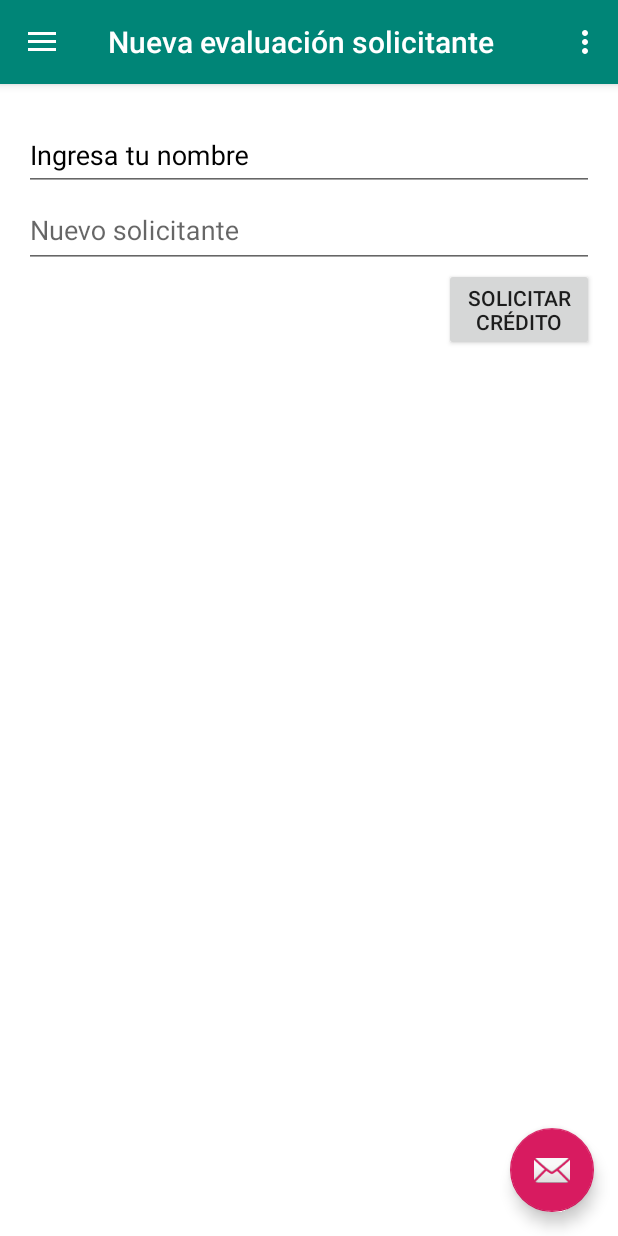
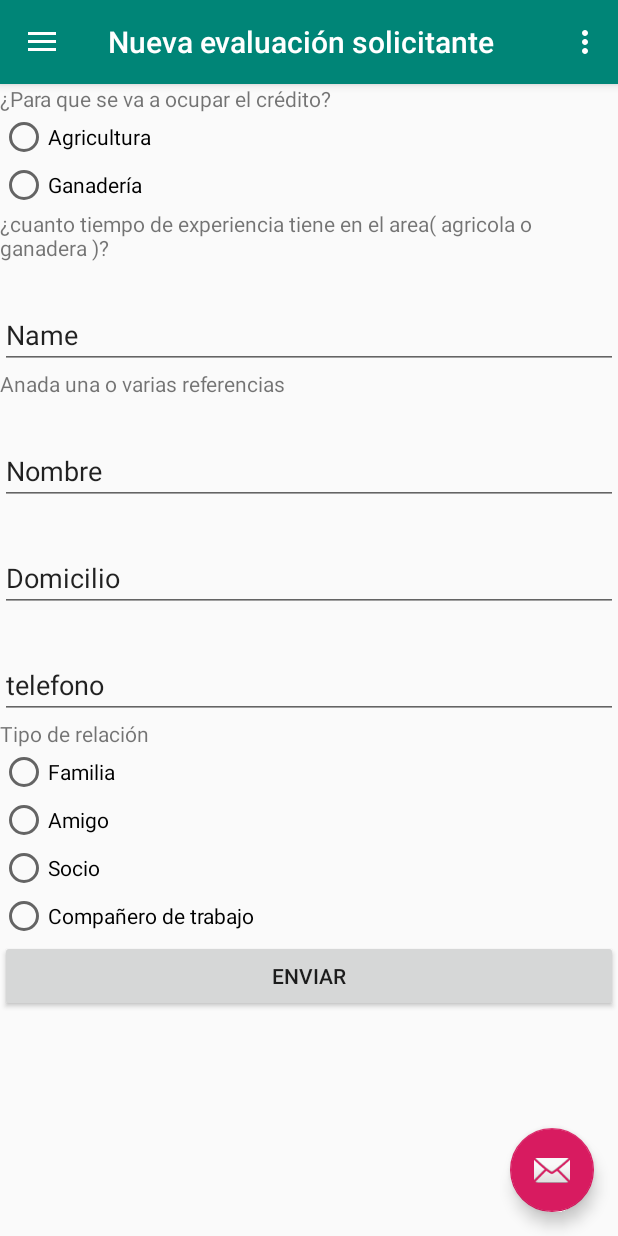
Before and after one commit to pedcru/Hackafestmobile, an Android app: the screen it shows after launch (MainActivity), after a tap on "NUEVA EVALUACIÓN A SOLICITANTE", on a phone screen of 412 x 824 dp. Run offline under Robolectric (Android 15) with nearby library versions, the light colour scheme and no system bars; our stand-ins replace navigation-ui; 3 statements that could not run were skipped.

Commit message:
Solictante form

```diff
--- a/app/src/main/res/layout/fragment_gallery.xml
+++ b/app/src/main/res/layout/fragment_gallery.xml
@@ -1,64 +1,146 @@
 <?xml version="1.0" encoding="utf-8"?>
-<ScrollView xmlns:android="http://schemas.android.com/apk/res/android"
+<LinearLayout xmlns:android="http://schemas.android.com/apk/res/android"
+    android:orientation="vertical" android:layout_width="match_parent"
+    android:layout_height="match_parent">
+
+    <TextView
+        android:id="@+id/textView2"
         android:layout_width="match_parent"
-    android:layout_height="match_parent"
-    android:background="#000"
-    android:fillViewport="true">
+        android:layout_height="wrap_content"
+        android:text="¿Para que se va a ocupar el crédito?" />
 
-    <LinearLayout
+
+    <RadioGroup
+        android:layout_width="wrap_content"
+        android:layout_height="wrap_content"
+        android:checkedButton="@+id/first"
+        android:orientation="vertical">
+        <RadioButton android:id="@+id/radio_pirates"
+            android:layout_width="wrap_content"
+            android:layout_height="wrap_content"
+            android:text="Agricultura"
+            android:onClick="onRadioButtonClicked"/>
+        <RadioButton android:id="@+id/radio_ninjas"
+            android:layout_width="wrap_content"
+            android:layout_height="wrap_content"
+            android:text="Ganadería"
+            android:onClick="onRadioButtonClicked"/>
+    </RadioGroup>
+
+
+    <TextView
+        android:id="@+id/textView3"
         android:layout_width="match_parent"
-        android:layout_height="match_parent"
-        android:background="#FFF"
-        android:orientation="vertical"
-        android:paddingLeft="16dp"
-        android:paddingRight="16dp">
+        android:layout_height="wrap_content"
+        android:text="¿cuanto tiempo de experiencia tiene en el area( agricola o ganadera )?" />
 
     <com.google.android.material.textfield.TextInputLayout
         android:layout_width="match_parent"
         android:layout_height="wrap_content"
         android:layout_marginTop="15dp"
         android:textColorHint="#000">
-
         <EditText
-                android:id="@+id/name"
+            android:id="@+id/editText"
             android:layout_width="match_parent"
             android:layout_height="wrap_content"
-                android:hint="Ingresa tu nombre"
-                android:inputType="text"
-                android:maxLength="50"
-                android:singleLine="true"
-                android:textColor="#000"
-                android:textColorHighlight="#00ff4a"
-                android:textColorHint="#000"
-                android:textSize="18dp"
-                android:typeface="normal" />
+            android:ems="10"
+            android:inputType="textPersonName"
+            android:text="Name" />
+    </com.google.android.material.textfield.TextInputLayout>
+
+
+
+    <TextView
+        android:id="@+id/textView34"
+        android:layout_width="match_parent"
+        android:layout_height="wrap_content"
+        android:text="Anada una o varias referencias" />
+
+    <com.google.android.material.textfield.TextInputLayout
+        android:layout_width="match_parent"
+        android:layout_height="wrap_content"
+        android:layout_marginTop="15dp"
+        android:textColorHint="#000">
+        <EditText
+            android:id="@+id/editTextNombre"
+            android:layout_width="match_parent"
+            android:layout_height="wrap_content"
+            android:ems="10"
+            android:inputType="textPersonName"
+            android:text="Nombre" />
     </com.google.android.material.textfield.TextInputLayout>
 
     <com.google.android.material.textfield.TextInputLayout
         android:layout_width="match_parent"
         android:layout_height="wrap_content"
-            android:layout_marginTop="5dp">
-
+        android:layout_marginTop="15dp">
         <EditText
-                android:id="@+id/nuevo_solicitante"
+            android:id="@+id/editTextDomicilio"
             android:layout_width="match_parent"
             android:layout_height="wrap_content"
-                android:layout_centerHorizontal="true"
-                android:focusable="true"
-                android:gravity="top|left"
-                android:hint="Nuevo solicitante"
-                android:inputType="textMultiLine"
-                android:paddingTop="0dp"
-                android:scrollbars="vertical"
-                android:textColor="#000"
-                android:textColorHint="#000" />
+            android:ems="10"
+            android:inputType="textPersonName"
+            android:text="Domicilio" />
     </com.google.android.material.textfield.TextInputLayout>
 
+    <com.google.android.material.textfield.TextInputLayout
+        android:layout_width="match_parent"
+        android:layout_height="wrap_content"
+        android:layout_marginTop="15dp">
+    <EditText
+        android:id="@+id/editTextTelefono"
+        android:layout_width="match_parent"
+        android:layout_height="wrap_content"
+        android:ems="10"
+        android:inputType="phone"
+        android:text="telefono" />
+    </com.google.android.material.textfield.TextInputLayout>
+
+
+
+    <TextView
+        android:id="@+id/textView5"
+        android:layout_width="match_parent"
+        android:layout_height="wrap_content"
+        android:text="Tipo de relación" />
+
+
+
+
+    <RadioGroup
+        android:layout_width="wrap_content"
+        android:layout_height="wrap_content"
+        android:checkedButton="@+id/first"
+        android:orientation="vertical">
+        <RadioButton android:id="@+id/radio_familia"
+            android:layout_width="wrap_content"
+            android:layout_height="wrap_content"
+            android:text="Familia"
+            android:onClick="onRadioButtonClicked"/>
+        <RadioButton android:id="@+id/radio_amigo"
+            android:layout_width="wrap_content"
+            android:layout_height="wrap_content"
+            android:text="Amigo"
+            android:onClick="onRadioButtonClicked"/>
+        <RadioButton android:id="@+id/radio_socio"
+            android:layout_width="wrap_content"
+            android:layout_height="wrap_content"
+            android:text="Socio"
+            android:onClick="onRadioButtonClicked"/>
+        <RadioButton android:id="@+id/radio_compañero_de_trabajo"
+            android:layout_width="wrap_content"
+            android:layout_height="wrap_content"
+            android:text="Compañero de trabajo"
+            android:onClick="onRadioButtonClicked"/>
+
+
+    </RadioGroup>
+
     <Button
-            android:id="@+id/checkButton"
-            android:layout_width="100dp"
+        android:id="@+id/button2"
+        android:layout_width="match_parent"
         android:layout_height="wrap_content"
-            android:layout_gravity="right"
-            android:text="Solicitar crédito" />
+        android:text="ENVIAR" />
+
+
 </LinearLayout>
-</ScrollView>
```
Also changed, not shown: 1 other file. Lines whose indentation alone changed are shown as unchanged.
